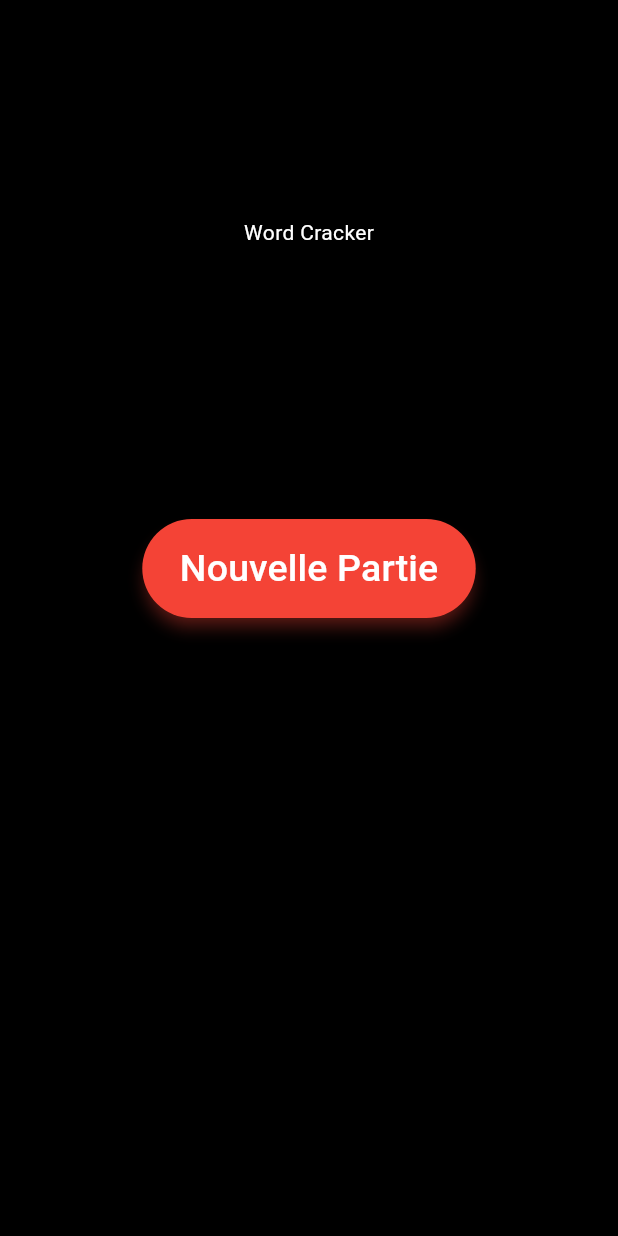
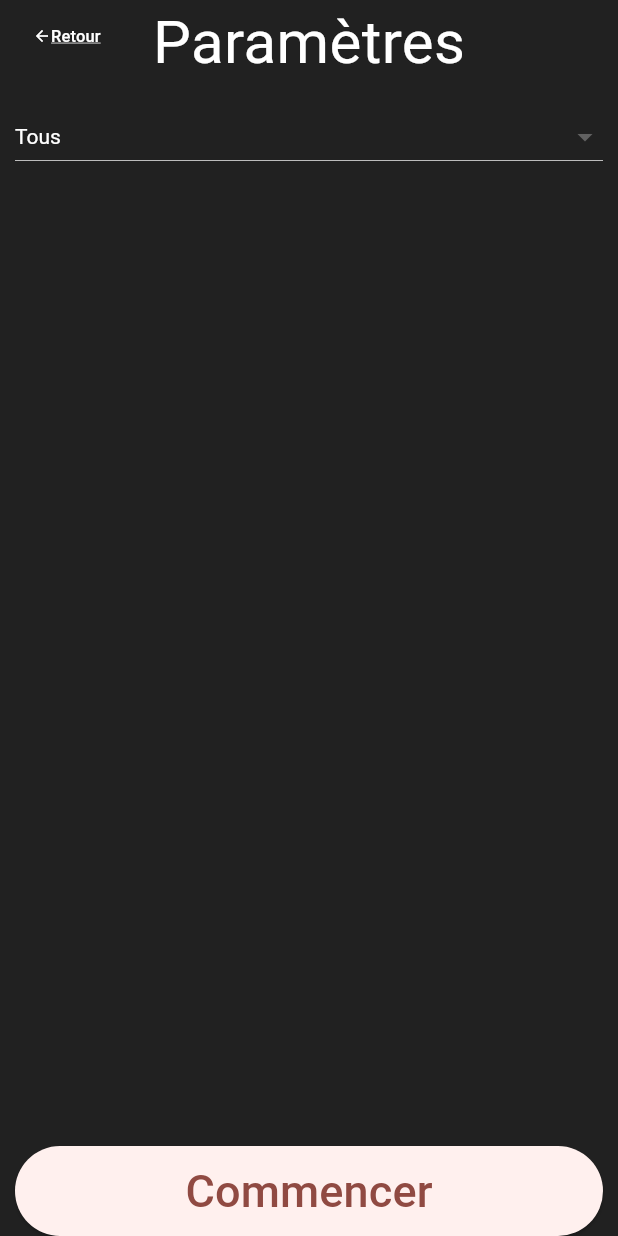
Before and after one commit to thomas83520/word_cracker, a Flutter app: the screen it shows after launch, after a tap on "Nouvelle Partie", on a phone screen of 412 x 824 dp. Run offline on Flutter 3.47's test engine with Material 3 defaults, Android fonts, the light colour scheme and no system bars; our stand-ins replace go_router, google_fonts.

Commit message:
Router set up + start setting page

```diff
--- a/lib/components/rotating_triangle.dart
+++ b/lib/components/rotating_triangle.dart
@@ -73,7 +73,7 @@ class TrianglePainter extends CustomPainter {
     final gradient = RadialGradient(
       colors: [
         Colors.white.withOpacity(0.5),
-        Colors.black
+        Colors.grey[900]!
       ], // Customize the colors as desired
       stops: const [0.3, 0.8],
       focal: Alignment.bottomCenter,
--- a/lib/main.dart
+++ b/lib/main.dart
@@ -1,7 +1,9 @@
-import 'package:beamer/beamer.dart';
 import 'package:flutter/material.dart';
 import 'package:flutter/services.dart';
-import 'package:word_cracker/home_page.dart';
+import 'package:go_router/go_router.dart';
+import 'package:word_cracker/pages/game/game_page.dart';
+import 'package:word_cracker/pages/game/game_settings.dart';
+import 'package:word_cracker/pages/home_page.dart';
 import 'package:word_cracker/theme.dart';
 
 void main() {
@@ -11,12 +13,35 @@ void main() {
 class MyApp extends StatelessWidget {
   MyApp({super.key});
 
-  final _routerDelegate = BeamerDelegate(
-      locationBuilder: RoutesLocationBuilder(routes: {
-    '/': (_, __, ___) => const HomePage(
-          key: ValueKey('homePage'),
-        )
-  }).call);
+  final GoRouter router = GoRouter(
+    routes: [
+      GoRoute(
+        path: '/',
+        builder: (context, state) => const HomePage(),
+        routes: [
+          ShellRoute(
+            builder: (BuildContext context, GoRouterState state, Widget child) {
+              return Scaffold(
+                body: child,
+              );
+            },
+            routes: [
+              GoRoute(
+                path: 'game',
+                builder: (context, state) => const GameSettings(),
+                routes: [
+                  GoRoute(
+                    path: 'play',
+                    builder: (context, state) => const GamePage(),
+                  )
+                ],
+              ),
+            ],
+          )
+        ],
+      ),
+    ],
+  );
 
   @override
   Widget build(BuildContext context) {
@@ -26,8 +51,7 @@ class MyApp extends StatelessWidget {
       debugShowCheckedModeBanner: false,
       title: 'Word Cracker',
       theme: theme,
-      routeInformationParser: BeamerParser(),
-      routerDelegate: _routerDelegate,
+      routerConfig: router,
     );
   }
 }
--- /dev/null
+++ b/lib/pages/game/game_page.dart
@@ -0,0 +1,18 @@
+import 'package:flutter/material.dart';
+import 'package:go_router/go_router.dart';
+
+class GamePage extends StatelessWidget {
+  const GamePage({super.key});
+
+  @override
+  Widget build(BuildContext context) {
+    return Center(
+      child: ElevatedButton(
+        child: const Text('Back'),
+        onPressed: () {
+          context.pop();
+        },
+      ),
+    );
+  }
+}
--- /dev/null
+++ b/lib/pages/game/game_settings.dart
@@ -0,0 +1,94 @@
+import 'package:flutter/material.dart';
+import 'package:go_router/go_router.dart';
+import 'package:word_cracker/tool/constants.dart';
+import 'package:word_cracker/tool/string_extensions.dart';
+
+class GameSettings extends StatelessWidget {
+  const GameSettings({super.key});
+
+  @override
+  Widget build(BuildContext context) {
+    return Scaffold(
+      body: SafeArea(
+        child: Padding(
+          padding: const EdgeInsets.symmetric(horizontal: 10.0),
+          child: Stack(
+            children: [
+              Positioned(
+                child: TextButton(
+                  onPressed: () {
+                    context.pop();
+                  },
+                  child: const Row(
+                    children: [
+                      Icon(
+                        Icons.arrow_back,
+                        color: Colors.white,
+                        size: 12,
+                      ),
+                      Text(
+                        'Retour',
+                        style: TextStyle(
+                          color: Colors.white,
+                          decoration: TextDecoration.underline,
+                          decorationColor: Colors.white,
+                          fontSize: 11,
+                        ),
+                      ),
+                    ],
+                  ),
+                ),
+              ),
+              Column(
+                children: [
+                  const Text(
+                    'Paramètres',
+                    style: TextStyle(color: Colors.white, fontSize: 40),
+                  ),
+                  Padding(
+                    padding: const EdgeInsets.symmetric(vertical: 10),
+                    child: DropdownButton(
+                      style: const TextStyle(
+                        color: Colors.white,
+                      ),
+                      isExpanded: true,
+                      value: 0,
+                      onChanged: (value) {},
+                      dropdownColor: Colors.grey[800],
+                      items: wordTheme
+                          .map(
+                            (theme) => DropdownMenuItem(
+                              value: theme['value'],
+                              child: Text(
+                                theme['label'].toString().capitalize(),
+                              ),
+                            ),
+                          )
+                          .toList(),
+                    ),
+                  ),
+                  Expanded(child: Container()),
+                  SizedBox(
+                    width: double.infinity,
+                    height: 60,
+                    child: ElevatedButton(
+                      onPressed: () {
+                        context.go('/game/play');
+                      },
+                      child: const Text(
+                        'Commencer',
+                        style: TextStyle(
+                          fontSize: 30,
+                        ),
+                      ),
+                    ),
+                  ),
+                ],
+              ),
+            ],
+          ),
+        ),
+      ),
+    );
+  }
+}
--- a/lib/home_page.dart
+++ b/lib/pages/home_page.dart
@@ -1,6 +1,6 @@
-import 'package:flutter/cupertino.dart';
 import 'package:flutter/material.dart';
-import 'package:flutter/widgets.dart';
+import 'package:go_router/go_router.dart';
+import 'package:google_fonts/google_fonts.dart';
 import 'package:word_cracker/components/rotating_triangle.dart';
 
 class HomePage extends StatelessWidget {
@@ -24,9 +24,12 @@ class HomePage extends StatelessWidget {
               ),
               Positioned(
                 bottom: height * 0.8,
-                child: const Text(
+                child: Text(
                   'Word Cracker',
-                  style: TextStyle(color: Colors.white),
+                  style: GoogleFonts.kodeMono(
+                    color: Colors.white,
+                    fontSize: 40,
+                  ),
                 ),
               ),
               Positioned(
@@ -41,7 +44,9 @@ class HomePage extends StatelessWidget {
                     elevation: 4,
                     shadowColor: Colors.red,
                   ),
-                  onPressed: () {},
+                  onPressed: () {
+                    context.go('/game');
+                  },
                   child: const Text(
                     'Nouvelle Partie',
                     style: TextStyle(color: Colors.white, fontSize: 25),
--- a/lib/theme.dart
+++ b/lib/theme.dart
@@ -1,7 +1,7 @@
 import 'package:flutter/material.dart';
 
 final theme = ThemeData(
-  scaffoldBackgroundColor: Colors.black,
+  scaffoldBackgroundColor: Colors.grey[900],
   colorScheme: ColorScheme.fromSeed(seedColor: Colors.red),
   useMaterial3: true,
 );
--- /dev/null
+++ b/lib/tool/constants.dart
@@ -0,0 +1,30 @@
+final wordTheme = [
+  {"value": 0, "label": "TOUS"},
+  {"value": 1, "label": "L'ÉCOLE – LA CLASSE – L'INSTRUCTION"},
+  {"value": 2, "label": "PAYSAGES – CLIMAT – FORMES"},
+  {"value": 3, "label": "QUALITÉS ET DÉFAUTS"},
+  {"value": 4, "label": "CALCUL ET MESURES"},
+  {"value": 5, "label": "LES ALIMENTS – LES BOISSONS- LES REPAS"},
+  {"value": 6, "label": "LE CORPS HUMAIN"},
+  {"value": 7, "label": "LES SENS – LA VOLONTE – L'INTELLIGENCE"},
+  {"value": 8, "label": "L'INTÉRIEUR ET LE MOBILIER"},
+  {"value": 9, "label": "L'INDUSTRIE ET LE TRAVAIL"},
+  {"value": 10, "label": "LES ARTS"},
+  {"value": 11, "label": "L'AGRICULTURE"},
+  {"value": 12, "label": "VERGER – BOIS – CHASSE - PÊCHE"},
+  {"value": 13, "label": "GESTES ET MOUVEMENTS"},
+  {"value": 14, "label": "ÉPOQUE – TEMPS - SAISONS"},
+  {"value": 15, "label": "VÊTEMENTS – TOILETTE - PARURES"},
+  {"value": 16, "label": "SPORTS ET JEUX"},
+  {"value": 17, "label": "LA MAISON – LE BATIMENT"},
+  {"value": 18, "label": "LES VOYAGES"},
+  {"value": 19, "label": "LES ANIMAUX"},
+  {"value": 20, "label": "VILLE – VILLAGE – UNIVERS - DIMENSIONS"},
+  {"value": 21, "label": "EAUX – MINÉRAUX - VÉGÉTAUX"},
+  {"value": 22, "label": "LE COMMERCE"},
+  {"value": 23, "label": "LA COMMUNICATION"},
+  {"value": 24, "label": "JOIES ET PEINES"},
+  {"value": 25, "label": "GOUVERNEMENT ET JUSTICE"},
+  {"value": 26, "label": "L'ARMÉE"},
+  {"value": 27, "label": "VIE HUMAINE – MALADIES - HYGIÈNE"},
+];
--- /dev/null
+++ b/lib/tool/string_extensions.dart
@@ -0,0 +1,5 @@
+extension StringExtension on String {
+  String capitalize() {
+    return "${this[0].toUpperCase()}${substring(1).toLowerCase()}";
+  }
+}
--- a/pubspec.yaml
+++ b/pubspec.yaml
@@ -28,13 +28,13 @@ environment:
 # the latest version available on pub.dev. To see which dependencies have newer
 # versions available, run `flutter pub outdated`.
 dependencies:
-  beamer: ^1.6.0
   bloc: ^8.1.3
   cupertino_icons: ^1.0.6
   dio: ^5.4.1
   flutter:
     sdk: flutter
   flutter_bloc: ^8.1.4
+  go_router: ^13.2.0
   google_fonts: ^6.2.0
   isar: ^3.1.0+1
 
```
Also changed, not shown: pubspec.lock.
